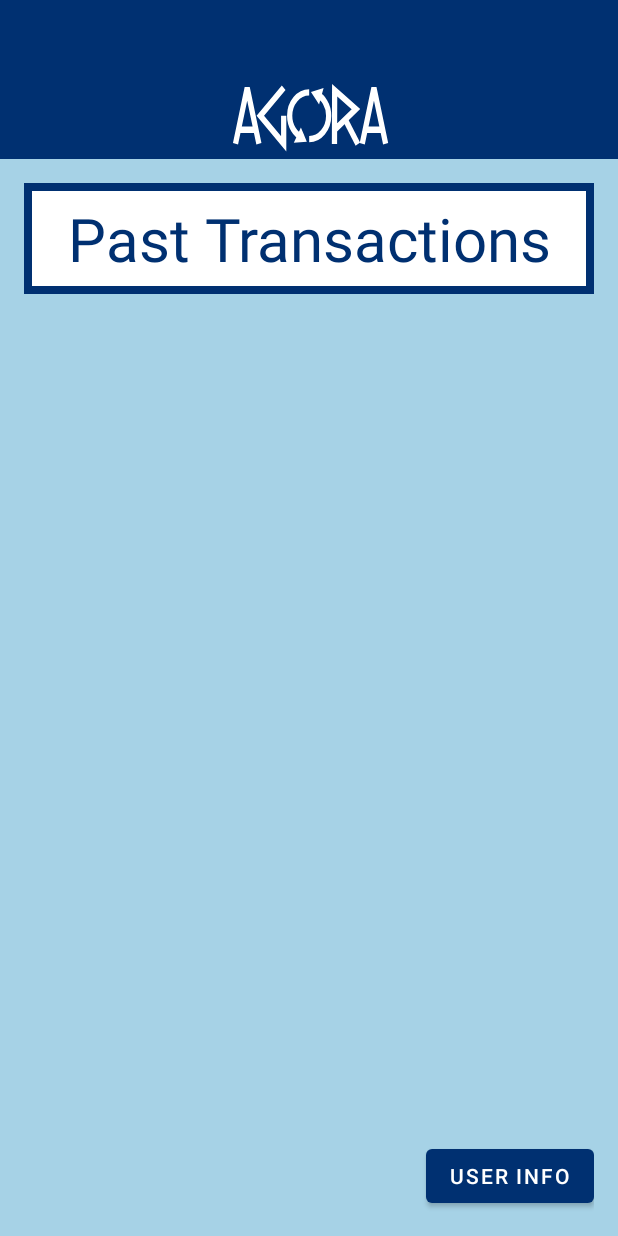
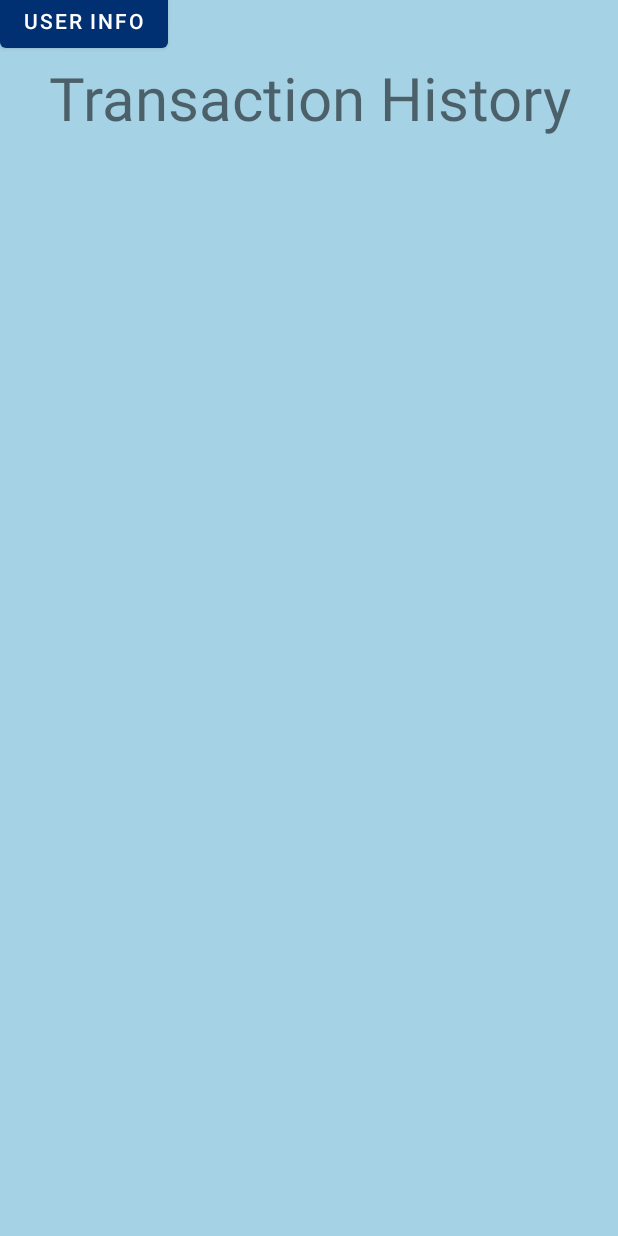
Before and after one commit to 100KStarsun/2025-Senior-Project, an Android app: the TransactionHistoryActivity screen opened directly, with no data from a screen before it, on a phone screen of 412 x 824 dp. Run offline under Robolectric (Android 15) with nearby library versions, the light colour scheme and no system bars.

Commit message:
merge conflicts with setup fix

```diff
--- a/app/src/main/res/layout/activity_transaction_history.xml
+++ b/app/src/main/res/layout/activity_transaction_history.xml
@@ -4,60 +4,19 @@
     android:layout_width="match_parent"
     android:layout_height="match_parent">
 
-    <!-- Spacer to move page below phone's top information bar -->
-    <View
-        android:layout_width="match_parent"
-        android:layout_height="50dp"
-        android:background="#003071"/>
+    <Button
+        android:layout_width="wrap_content"
+        android:layout_height="wrap_content"
+        android:id="@+id/buttonUserInfo"
+        android:text="User Info"
+        android:layout_marginTop="-10dp"/>
 
-    <!-- Header -->
-    <LinearLayout
-        android:layout_width="match_parent"
-        android:layout_height="?attr/actionBarSize"
-        android:gravity="center_horizontal">
-
-        <ImageView
-            android:layout_width="match_parent"
-            android:layout_height="match_parent"
-            android:src="@drawable/agora_header"
-            android:layout_gravity="center"
-            android:contentDescription="Agora Header"
-            android:background="#003071"/>
-    </LinearLayout>
-
-    <!-- Page Title -->
-    <LinearLayout
+    <TextView
         android:layout_width="match_parent"
         android:layout_height="wrap_content"
-        android:gravity="center_horizontal"
-        android:padding="16dp">
+        android:gravity="center"
+        android:text="Transaction History"
+        android:textSize="40sp" />
 
-        <TextView
-            android:layout_width="match_parent"
-            android:layout_height="wrap_content"
-            android:padding="10dp"
-            android:text="Past Transactions"
-            android:textSize="40sp"
-            android:textColor="#003071"
-            android:gravity="center"
-            android:background="@drawable/blue_border"
-            />
-    </LinearLayout>
-
-    <RelativeLayout
-        android:layout_width="match_parent"
-        android:layout_height="match_parent"
-        android:gravity="right"
-        android:padding="16dp"
-        >
-
-        <Button
-            android:id="@+id/buttonUserInfo"
-            android:layout_width="wrap_content"
-            android:layout_height="wrap_content"
-            android:text="User Info"
-            android:layout_alignParentBottom="true"
-            />
-    </RelativeLayout>
 
 </LinearLayout>
```
Also changed, not shown: app/src/main/res/layout/activity_saved_posts.xml (+10 -50 lines).
